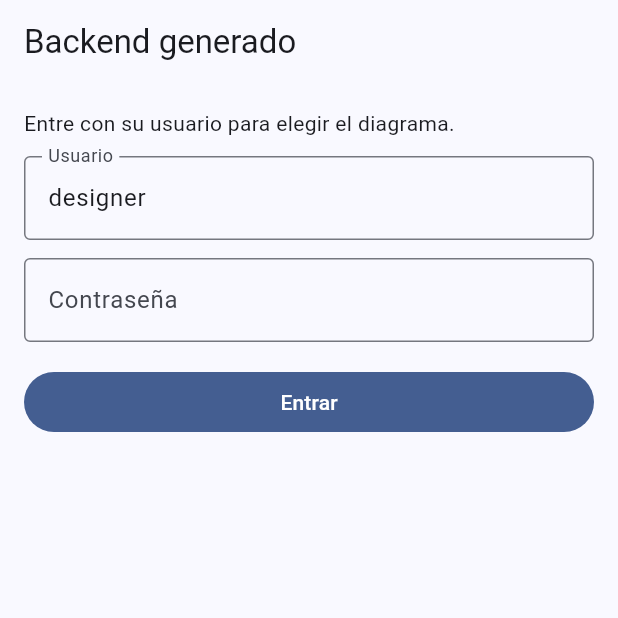
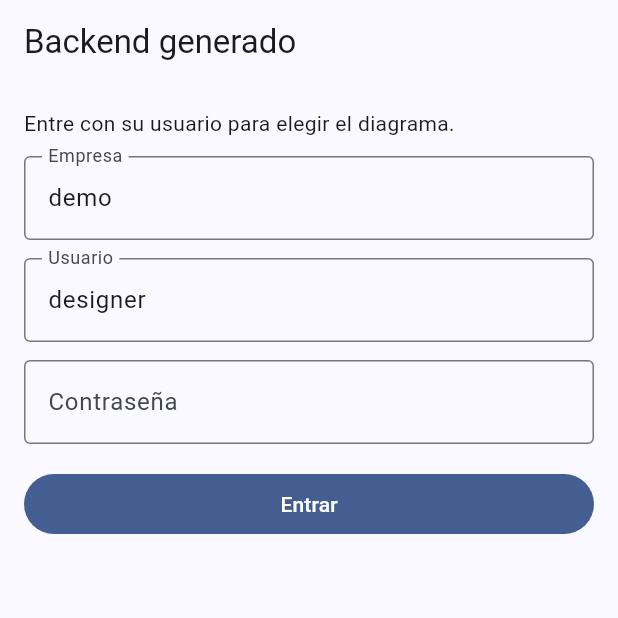
Before and after one commit to Zgustavoz/ExamenSoftware1, a Flutter app: the screen it shows after launch, on a phone screen of 412 x 824 dp, the top half of it. Run offline on Flutter 3.47's test engine with Material 3 defaults, Android fonts, the light colour scheme and no system bars; our stand-ins replace connectivity_plus, firebase_core, firebase_messaging, speech_to_text, sqflite; accounts and stored records are empty.

Commit message:
nuevos cambios

```diff
--- a/mobile/lib/command_page.dart
+++ b/mobile/lib/command_page.dart
@@ -32,6 +32,7 @@ class CommandPage extends StatefulWidget {
 class _CommandPageState extends State<CommandPage> {
   final _speech = SpeechToText();
   final _instruction = TextEditingController();
+  final _company = TextEditingController(text: Api.defaultCompanySlug);
   final _username = TextEditingController(text: 'designer');
   final _password = TextEditingController();
 
@@ -73,6 +74,7 @@ class _CommandPageState extends State<CommandPage> {
     _registrar.dispose();
     if (_ownsSync) _sync.dispose();
     _instruction.dispose();
+    _company.dispose();
     _username.dispose();
     _password.dispose();
     super.dispose();
@@ -109,16 +111,20 @@ class _CommandPageState extends State<CommandPage> {
   }
 
   Future<void> _login() => _run(() async {
-    final token = await widget.api.login(_username.text.trim(), _password.text);
+    final empresa = _company.text.trim();
+    final token = await widget.api.login(empresa, _username.text.trim(), _password.text);
     final diagrams = await widget.api.diagrams(token);
     setState(() {
       _token = token;
       _diagrams = diagrams;
       _diagramId = diagrams.isEmpty ? null : diagrams.first.id;
-      _notice = null;
+      _notice = diagrams.isEmpty
+          ? 'Ningún diagrama tiene código generado todavía. Genérelo desde la web (Código → Generar código) '
+                'y vuelva a entrar.'
+          : null;
     });
     // Las órdenes que quedaron guardadas de otra vez se cargan y, si hay red, se envían.
-    await _sync.signIn(Session(token: token, owner: '${Api.companySlug}/${_username.text.trim()}'));
+    await _sync.signIn(Session(token: token, owner: '$empresa/${_username.text.trim()}'));
     unawaited(_registrar.start(token));
     if (_diagramId != null) await _loadEntities();
   });
@@ -262,7 +268,18 @@ class _CommandPageState extends State<CommandPage> {
     const Text('Entre con su usuario para elegir el diagrama.'),
     const SizedBox(height: 12),
     TextField(
+      controller: _company,
+      autocorrect: false,
+      decoration: const InputDecoration(
+        labelText: 'Empresa',
+        hintText: 'el identificador de su empresa',
+        border: OutlineInputBorder(),
+      ),
+    ),
+    const SizedBox(height: 12),
+    TextField(
       controller: _username,
+      autocorrect: false,
       decoration: const InputDecoration(labelText: 'Usuario', border: OutlineInputBorder()),
     ),
     const SizedBox(height: 12),
```
Also changed, not shown: mobile/lib/api.dart (+18 -7 lines), 7 other files.
